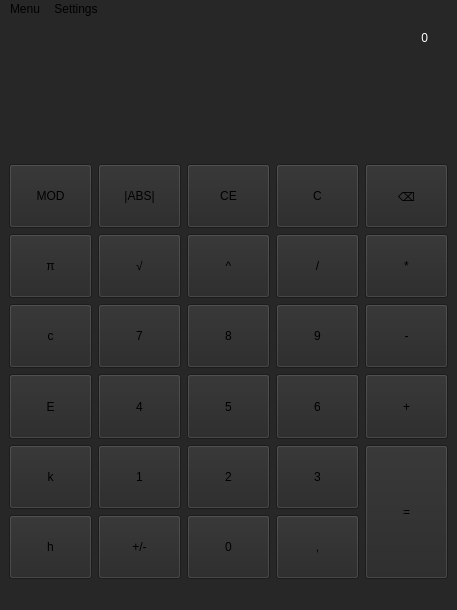
The window that src/mainwindow.ui (Jakub-Miko/IVS_Kalkulacka) describes before a commit, drawn with Qt 5.
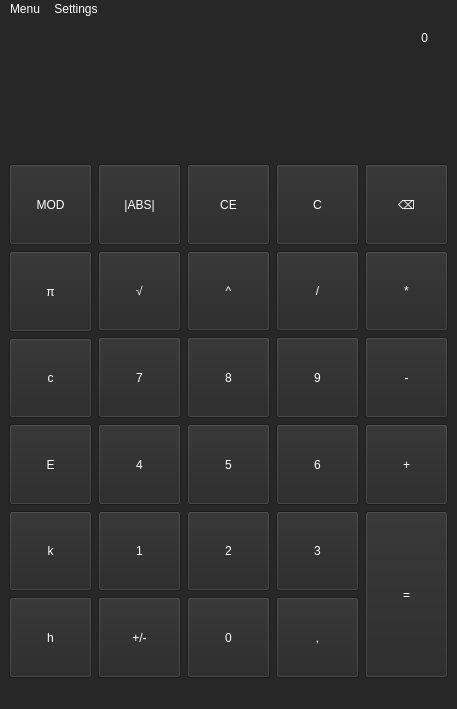
The same window after the commit. Custom widgets are drawn as their Qt base class.

Commit message: Added constant c, sine, cosine, tangent, and minor UI tweaks

Diff of the .ui file:
```diff
--- a/src/mainwindow.ui
+++ b/src/mainwindow.ui
@@ -7,14 +7,15 @@
     <x>0</x>
     <y>0</y>
     <width>457</width>
-    <height>610</height>
+    <height>709</height>
    </rect>
   </property>
   <property name="windowTitle">
    <string>MainWindow</string>
   </property>
   <property name="styleSheet">
-   <string notr="true">background-color: rgb(39, 39, 39)</string>
+   <string notr="true">background-color: rgb(39, 39, 39);
+color: rgb(255,255,255);</string>
   </property>
   <widget class="QWidget" name="centralwidget">
    <property name="styleSheet">
```
Left out of the diff: 6 changed lines with no effect on the pictures. The commit also changes 4 other files.
